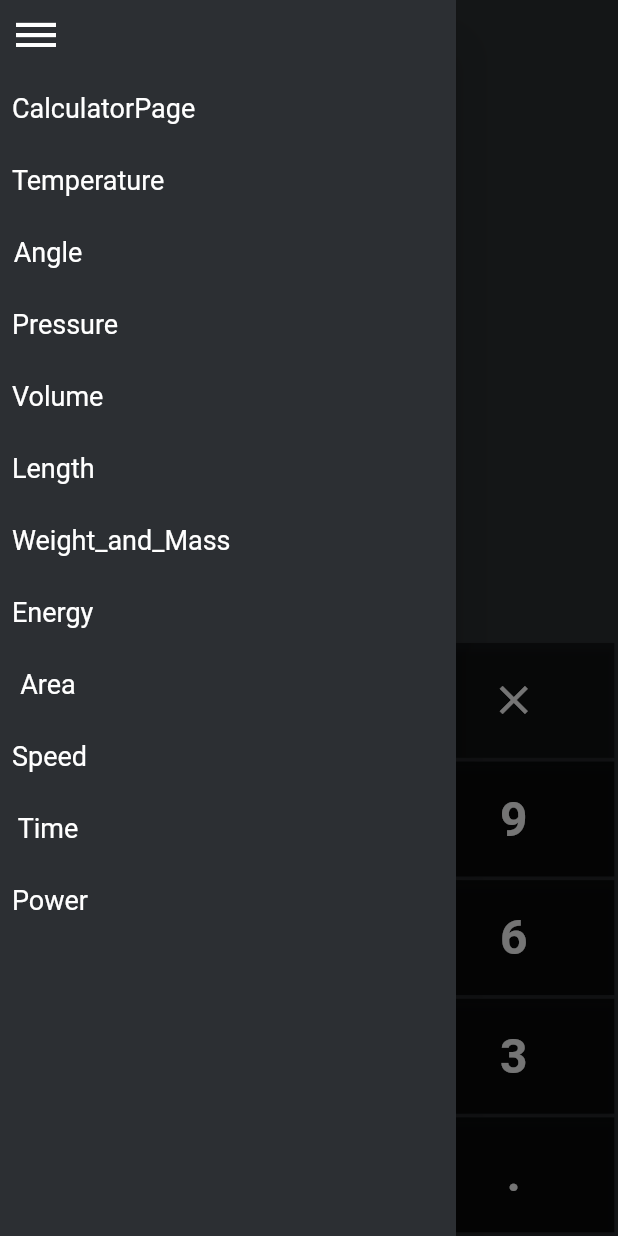
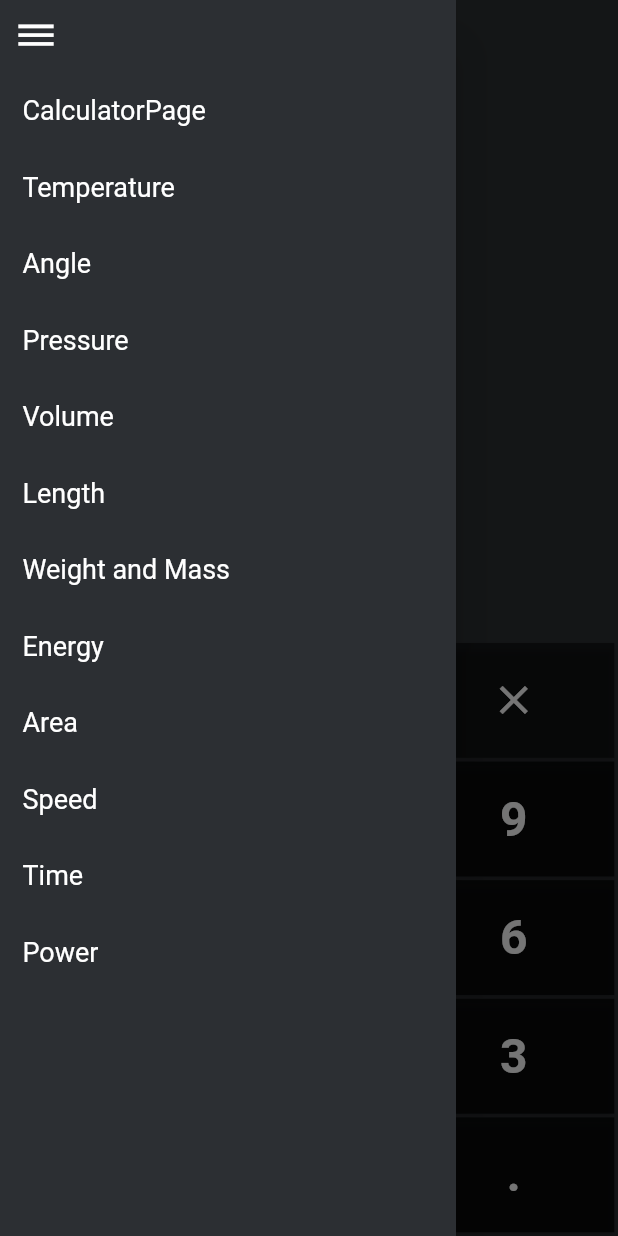
Before and after one commit to Anas35/Calculator, a Flutter app: the ConverterPage screen opened directly, with the side drawer open, on a phone screen of 412 x 824 dp. Run offline on Flutter 3.47's test engine with Material 2 defaults, Android fonts, the phone set to English and light mode, and no system bars.

Commit message:
minor fix

```diff
--- a/lib/main.dart
+++ b/lib/main.dart
@@ -24,9 +24,7 @@ class MyApp extends StatelessWidget {
           ),
         ),
       ),
-      home: SafeArea(
-        child: CalculatorPage(),
-       )
+      home: CalculatorPage()
       );
   }
 }
--- a/lib/src/converter/converter_values.dart
+++ b/lib/src/converter/converter_values.dart
@@ -56,13 +56,13 @@ class ConverterValues {
       Energy.Foot_pounds: 8.462e+18,
     },
     Area: {
-      Area.Squrae_millimeters: 1,
-      Area.Squrae_centimeters: 100,
-      Area.Squrae_meters: 1e+6,
+      Area.Square_millimeters: 1,
+      Area.Square_centimeters: 100,
+      Area.Square_meters: 1e+6,
       Area.Hectares: 1e+10,
-      Area.Squrae_kilometers: 1e+12,
-      Area.Squrae_inches: 645,
-      Area.Squrae_feets: 92903,
+      Area.Square_kilometers: 1e+12,
+      Area.Square_inches: 645,
+      Area.Square_feets: 92903,
       Area.Square_yards: 836127,
       Area.Acres: 4.047e+9,
       Area.Square_miles: 2.59e+12,
--- a/lib/src/converter/type.dart
+++ b/lib/src/converter/type.dart
@@ -54,13 +54,13 @@ enum Energy {
 }
 
 enum Area {
-  Squrae_millimeters,
-  Squrae_centimeters,
-  Squrae_meters,
+  Square_millimeters,
+  Square_centimeters,
+  Square_meters,
   Hectares,
-  Squrae_kilometers,
-  Squrae_inches,
-  Squrae_feets,
+  Square_kilometers,
+  Square_inches,
+  Square_feets,
   Square_yards,
   Acres,
   Square_miles,
--- a/lib/widgets/custom_widget/drawer.dart
+++ b/lib/widgets/custom_widget/drawer.dart
@@ -4,7 +4,6 @@ import 'package:calculator/src/converter/type.dart';
 import 'package:flutter/material.dart';
 
 class MyDrawer extends StatelessWidget {
-
   final List<Type> myType = [
     CalculatorPage,
     Temperature,
@@ -22,12 +21,13 @@ class MyDrawer extends StatelessWidget {
 
   @override
   Widget build(BuildContext context) {
-    return  SafeArea(
+    return SafeArea(
       child: Drawer(
+        child: SingleChildScrollView(
           child: Column(
-          mainAxisSize: MainAxisSize.min,
             crossAxisAlignment: CrossAxisAlignment.start,
             children: widget(context),
+          ),
         ),
       ),
     );
@@ -37,15 +37,26 @@ class MyDrawer extends StatelessWidget {
     List<Widget> temp = [
       IconButton(
           onPressed: () => Navigator.pop(context),
-        icon: Icon(Icons.dehaze, size: 32, color: Colors.white,)),];
+          icon: Icon(
+            Icons.dehaze,
+            size: 28,
+            color: Colors.white,
+          )),
+    ];
+
     List.generate(myType.length, (index) {
-          temp.add( TextButton(
-            onPressed: (){
-             Navigator.pushReplacement(context, MaterialPageRoute(
-               builder: (context) => _body(myType[index])
-             ));
+      temp.add(
+      Container(
+        width: double.infinity,
+        alignment: Alignment.centerLeft,
+        child: TextButton(
+          style: TextButton.styleFrom(padding: EdgeInsets.all(15)),
+          onPressed: () {
+            Navigator.pushReplacement(context,
+                MaterialPageRoute(builder: (context) => _body(myType[index])));
           },
-            child: Text(myType[index].toString()),
+          child: Text(myType[index].toString().replaceAll('_', ' ')),
+        ),
       ));
     });
 
@@ -59,13 +70,13 @@ class MyDrawer extends StatelessWidget {
       case Angle: return ConverterPage<Angle>(converterTypes: Angle.values);
       case Pressure: return ConverterPage<Pressure>(converterTypes: Pressure.values);
       case Length: return ConverterPage<Length>(converterTypes: Length.values);
-      case Volume: return ConverterPage<Volume>(converterTypes: Volume.values,);
-      case Weight_and_Mass: return ConverterPage<Weight_and_Mass>(converterTypes: Weight_and_Mass.values,);
-      case Energy: return ConverterPage<Energy>(converterTypes: Energy.values,);
-      case Area: return ConverterPage<Area>(converterTypes: Area.values,);
-      case Speed: return ConverterPage<Speed>(converterTypes: Speed.values,);
-      case Time: return ConverterPage<Time>(converterTypes: Time.values,);
-      case Power: return ConverterPage<Power>(converterTypes: Power.values,);
+      case Volume: return ConverterPage<Volume>(converterTypes: Volume.values);
+      case Weight_and_Mass: return ConverterPage<Weight_and_Mass>(converterTypes: Weight_and_Mass.values);
+      case Energy: return ConverterPage<Energy>(converterTypes: Energy.values);
+      case Area: return ConverterPage<Area>(converterTypes: Area.values);
+      case Speed: return ConverterPage<Speed>(converterTypes: Speed.values);
+      case Time: return ConverterPage<Time>(converterTypes: Time.values);
+      case Power: return ConverterPage<Power>(converterTypes: Power.values);
       default:
         return Container();
     }
--- a/lib/widgets/custom_widget/popup_menu.dart
+++ b/lib/widgets/custom_widget/popup_menu.dart
@@ -21,7 +21,7 @@ class _MenuSelectionState<T> extends State<MenuSelection> {
     return PopupMenuItem<T>(
       value: widget.types[index],
       child: Text(
-        describeEnum(widget.types[index]),
+        describeEnum(widget.types[index]).replaceAll('_', ' '),
         style: TextStyle(
             fontSize: 22, color: Colors.white, fontWeight: FontWeight.w300),
       ),
@@ -53,7 +53,7 @@ class _MenuSelectionState<T> extends State<MenuSelection> {
         mainAxisSize: MainAxisSize.min,
         children: [
           Text(
-            describeEnum(newType),
+            describeEnum(newType).replaceAll('_', ' '),
             style: TextStyle(fontSize: 28, color: Colors.white),
           ),
           Padding(
```
Lines whose indentation alone changed are shown as unchanged.
